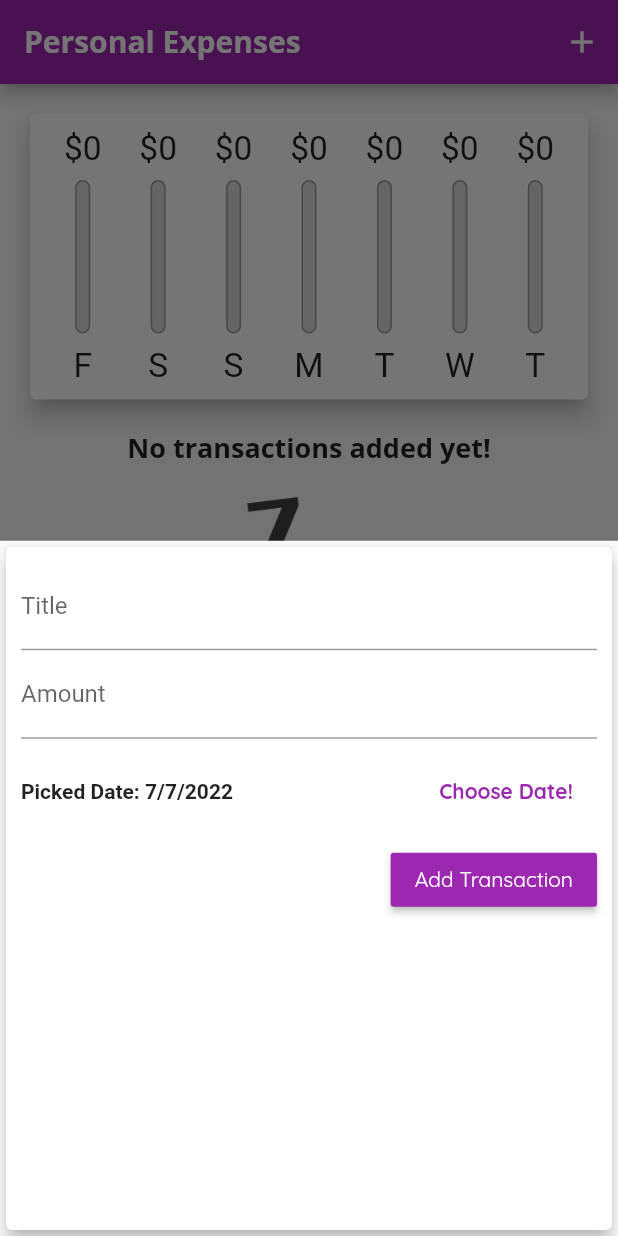
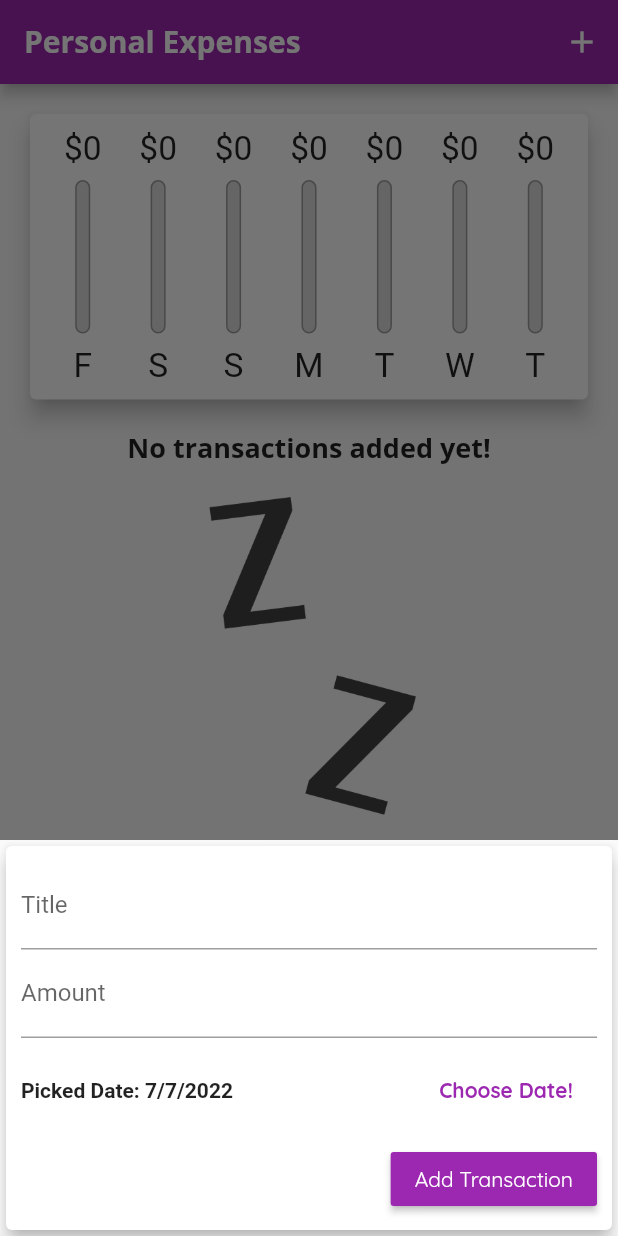
Before and after one commit to ABdulZak/Flutter_app, a Flutter app: the screen it shows after launch, after a tap on the "add" icon, on a phone screen of 412 x 824 dp. Run offline on Flutter 3.47's test engine with Material 2 defaults, Android fonts, the phone set to English and light mode, and no system bars.

```diff
--- a/lib/main.dart
+++ b/lib/main.dart
@@ -1,11 +1,18 @@
 import 'package:flutter/material.dart';
+import 'package:flutter/services.dart';
 
 import './widget/new_transaction.dart';
 import './widget/transaction_list.dart';
 import './widget/chart.dart';
 import './models/transaction.dart';
 
-void main() => runApp(MyApp());
+void main() {
+  // SystemChrome.setPreferredOrientations([
+  //   DeviceOrientation.portraitUp,
+  //   DeviceOrientation.portraitDown
+  // ]);
+  runApp(MyApp());
+}
 
 class MyApp extends StatelessWidget {
   @override
@@ -49,6 +56,8 @@ class MyHomePage extends StatefulWidget {
 
 class _MyHomePageState extends State<MyHomePage> {
   final List<Transaction> _userTransactions = [];
+
+  bool _showChart = false;
 
   List<Transaction> get _recentTransactions {
     return _userTransactions.where((tx) {
@@ -97,6 +106,7 @@ class _MyHomePageState extends State<MyHomePage> {
 
   @override
   Widget build(BuildContext context) {
+    final isLandscape = MediaQuery.of(context).orientation == Orientation.landscape;
     final appBar = AppBar(
       title: const Text(
         'Personal Expenses',
@@ -108,6 +118,13 @@ class _MyHomePageState extends State<MyHomePage> {
         ),
       ],
     );
+    final txListWidget = SizedBox(
+                    height: (MediaQuery.of(context).size.height -
+                            appBar.preferredSize.height -
+                            MediaQuery.of(context).padding.top) *
+                        0.7,
+                    child:
+                        TransactionList(_userTransactions, _deleteTransaction));
     return Scaffold(
       appBar: appBar,
       body: SingleChildScrollView(
@@ -115,16 +132,33 @@ class _MyHomePageState extends State<MyHomePage> {
           // mainAxisAlignment: MainAxisAlignment.start,
           crossAxisAlignment: CrossAxisAlignment.stretch,
           children: <Widget>[
-            Container(
-                height: (MediaQuery.of(context).size.height -
-                        appBar.preferredSize.height - MediaQuery.of(context).padding.top) *
-                    0.3,
-                child: Chart(_recentTransactions)),
-            Container(
-                height: (MediaQuery.of(context).size.height -
-                        appBar.preferredSize.height - MediaQuery.of(context).padding.top) *
-                    0.7,
-                child: TransactionList(_userTransactions, _deleteTransaction)),
+            if(isLandscape) Row(
+              mainAxisAlignment: MainAxisAlignment.center,
+              children: [
+                Text('Show Chart'),
+                Switch(
+                  value: _showChart,
+                  onChanged: (val) {
+                    setState(() {
+                      _showChart = val;
+                    });
+                  })
+            ]),
+              if(!isLandscape)  SizedBox(
+                    height: (MediaQuery.of(context).size.height -
+                            appBar.preferredSize.height -
+                            MediaQuery.of(context).padding.top) *
+                        0.3,
+                    child: Chart(_recentTransactions)),
+              if(!isLandscape) txListWidget,
+            if(isLandscape) _showChart
+                ? SizedBox(
+                    height: (MediaQuery.of(context).size.height -
+                            appBar.preferredSize.height -
+                            MediaQuery.of(context).padding.top) *
+                        0.7,
+                    child: Chart(_recentTransactions))
+                : txListWidget
           ],
         ),
       ),
--- a/lib/widget/new_transaction.dart
+++ b/lib/widget/new_transaction.dart
@@ -25,11 +25,7 @@ class _NewTransactionState extends State<NewTransaction> {
     if (enteredTitle.isEmpty || enteredAmount <= 0 || _selectedDate == null) {
       return;
     }
-    widget.addTx(
-      enteredTitle,
-      enteredAmount,
-      _selectedDate
-    );
+    widget.addTx(enteredTitle, enteredAmount, _selectedDate);
 
     Navigator.of(context).pop();
   }
@@ -53,10 +49,15 @@ class _NewTransactionState extends State<NewTransaction> {
 
   @override
   Widget build(BuildContext context) {
-    return Card(
+    return SingleChildScrollView(
+      child: Card(
         elevation: 5,
         child: Container(
-        padding: const EdgeInsets.all(10),
+          padding: EdgeInsets.only(
+              top: 10,
+              left: 10,
+              right: 10,
+              bottom: MediaQuery.of(context).viewInsets.bottom + 10),
           child: Column(
             crossAxisAlignment: CrossAxisAlignment.end,
             children: <Widget>[
@@ -105,6 +106,7 @@ class _NewTransactionState extends State<NewTransaction> {
             ],
           ),
         ),
+      ),
     );
   }
 }
--- a/lib/widget/transaction_list.dart
+++ b/lib/widget/transaction_list.dart
@@ -11,9 +11,9 @@ class TransactionList extends StatelessWidget {
 
   @override
   Widget build(BuildContext context) {
-    return SizedBox(
-      child: transactions.isEmpty
-          ? Column(
+    return transactions.isEmpty
+        ? LayoutBuilder(builder: (context, constraints) {
+            return Column(
               children: <Widget>[
                 Text(
                   'No transactions added yet!',
@@ -23,19 +23,19 @@ class TransactionList extends StatelessWidget {
                   height: 20,
                 ),
                 SizedBox(
-                    height: 200,
+                    height: constraints.maxHeight * 0.6,
                     child: Image.asset(
                       'assets/images/waiting.png',
                       fit: BoxFit.cover,
                     )),
               ],
-            )
+            );
+          })
         : ListView.builder(
             itemBuilder: (ctx, index) {
               return Card(
                 elevation: 5,
-                  margin:
-                      const EdgeInsets.symmetric(vertical: 8, horizontal: 5),
+                margin: const EdgeInsets.symmetric(vertical: 8, horizontal: 5),
                 child: ListTile(
                   leading: CircleAvatar(
                     radius: 30,
@@ -48,8 +48,8 @@ class TransactionList extends StatelessWidget {
                     transactions[index].title,
                     style: Theme.of(context).textTheme.headline6,
                   ),
-                    subtitle: Text(
-                        DateFormat.yMMMd().format(transactions[index].date)),
+                  subtitle:
+                      Text(DateFormat.yMMMd().format(transactions[index].date)),
                   trailing: IconButton(
                     icon: const Icon(Icons.delete),
                     color: Theme.of(context).errorColor,
@@ -59,7 +59,6 @@ class TransactionList extends StatelessWidget {
               );
             },
             itemCount: transactions.length,
-            ),
           );
   }
 }
```
Lines whose indentation alone changed are shown as unchanged.
